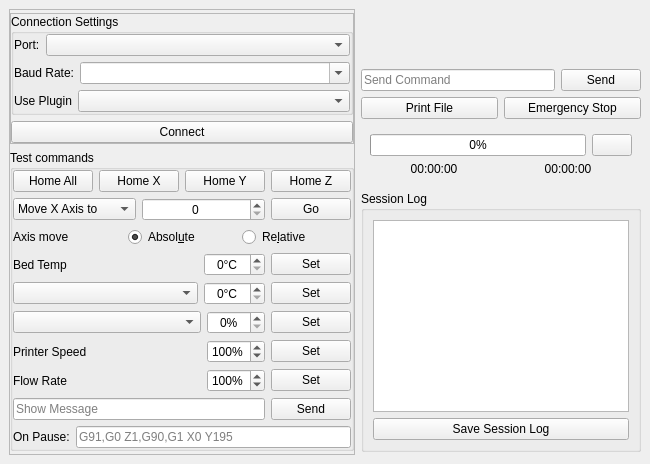
Old version of the form testclient/mainwindow.ui in the repository KDE/atcore.
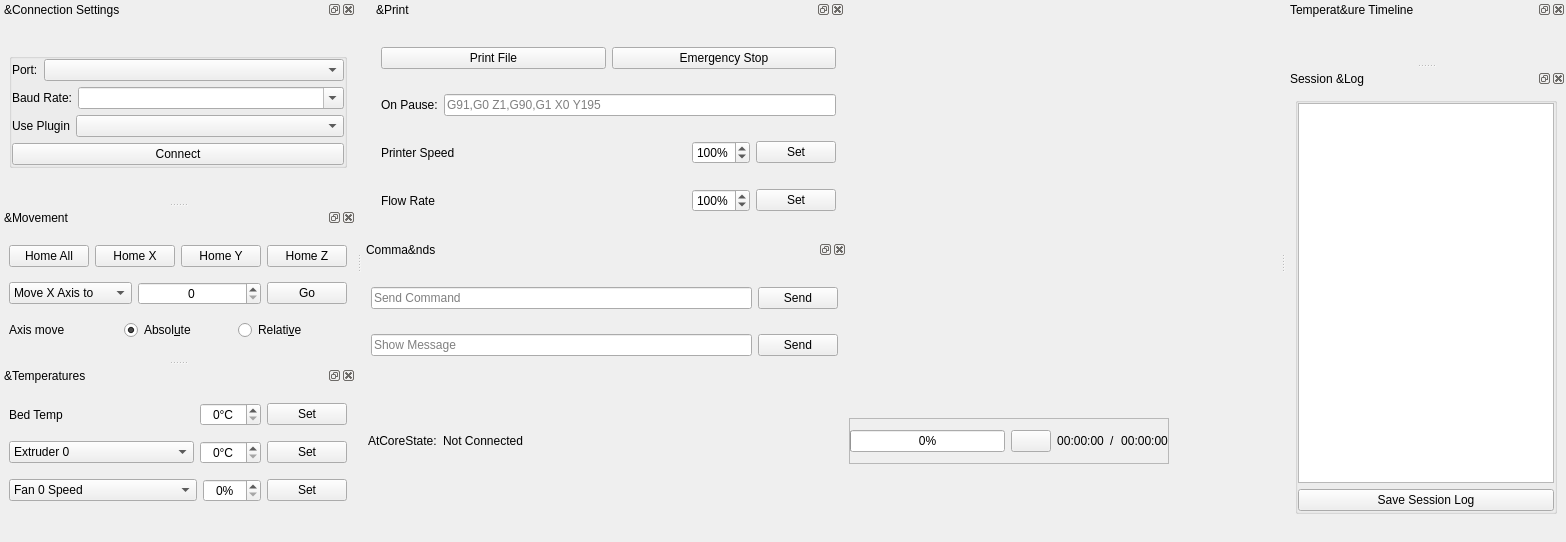
New version of the form. Icons and pictures are not drawn. Custom widgets are drawn as their Qt base class.

Commit message: Dock based interface, Create a status bar.

Diff of the .ui file:
```diff
--- a/testclient/mainwindow.ui
+++ b/testclient/mainwindow.ui
@@ -6,19 +6,76 @@
    <rect>
     <x>0</x>
     <y>0</y>
-    <width>0</width>
-    <height>0</height>
+    <width>1566</width>
+    <height>542</height>
    </rect>
   </property>
   <property name="windowTitle">
    <string>AtCore - KDE 3D Printing Test Client</string>
   </property>
   <widget class="QWidget" name="centralwidget">
+   <widget class="QWidget" name="statusBarWidget" native="true">
+    <property name="geometry">
+     <rect>
+      <x>6</x>
+      <y>418</y>
+      <width>801</width>
+      <height>46</height>
+     </rect>
+    </property>
+    <property name="sizePolicy">
+     <sizepolicy hsizetype="Expanding" vsizetype="Fixed">
+      <horstretch>100</horstretch>
+      <verstretch>0</verstretch>
+     </sizepolicy>
+    </property>
    <layout class="QHBoxLayout" name="horizontalLayout_2">
+     <property name="leftMargin">
+      <number>0</number>
+     </property>
+     <property name="topMargin">
+      <number>0</number>
+     </property>
+     <property name="rightMargin">
+      <number>0</number>
+     </property>
+     <property name="bottomMargin">
+      <number>0</number>
+     </property>
     <item>
-     <widget class="QFrame" name="frame_2">
+      <widget class="QLabel" name="label_9">
+       <property name="text">
+        <string>AtCoreState:</string>
+       </property>
+      </widget>
+     </item>
+     <item>
+      <widget class="QLabel" name="lblState">
+       <property name="text">
+        <string>Not Connected</string>
+       </property>
+      </widget>
+     </item>
+     <item>
+      <spacer name="horizontalSpacer">
+       <property name="orientation">
+        <enum>Qt::Horizontal</enum>
+       </property>
+       <property name="sizeType">
+        <enum>QSizePolicy::Expanding</enum>
+       </property>
+       <property name="sizeHint" stdset="0">
+        <size>
+         <width>40</width>
+         <height>20</height>
+        </size>
+       </property>
+      </spacer>
+     </item>
+     <item>
+      <widget class="QFrame" name="printLayout">
       <property name="sizePolicy">
-       <sizepolicy hsizetype="Maximum" vsizetype="Preferred">
+        <sizepolicy hsizetype="Expanding" vsizetype="Preferred">
         <horstretch>0</horstretch>
         <verstretch>0</verstretch>
        </sizepolicy>
@@ -29,52 +86,356 @@
       <property name="frameShadow">
        <enum>QFrame::Raised</enum>
       </property>
+       <layout class="QHBoxLayout" name="horizontalLayout_16">
+        <property name="leftMargin">
+         <number>0</number>
+        </property>
+        <property name="topMargin">
+         <number>0</number>
+        </property>
+        <property name="rightMargin">
+         <number>0</number>
+        </property>
+        <property name="bottomMargin">
+         <number>0</number>
+        </property>
+        <item>
+         <widget class="QProgressBar" name="printingProgress">
+          <property name="enabled">
+           <bool>true</bool>
+          </property>
+          <property name="value">
+           <number>0</number>
+          </property>
+         </widget>
+        </item>
+        <item>
+         <widget class="QPushButton" name="stopPB">
+          <property name="toolTip">
+           <string>Stop Print Job</string>
+          </property>
+          <property name="text">
+           <string/>
+          </property>
+          <property name="icon">
+           <iconset theme="process-stop">
+            <normaloff>.</normaloff>.</iconset>
+          </property>
+         </widget>
+        </item>
+        <item>
+         <widget class="QLabel" name="time">
+          <property name="toolTip">
+           <string>&lt;html&gt;&lt;head/&gt;&lt;body&gt;&lt;p&gt;Elapsed Time&lt;/p&gt;&lt;/body&gt;&lt;/html&gt;</string>
+          </property>
+          <property name="text">
+           <string>00:00:00</string>
+          </property>
+          <property name="alignment">
+           <set>Qt::AlignCenter</set>
+          </property>
+         </widget>
+        </item>
+        <item>
+         <widget class="QLabel" name="label_10">
+          <property name="text">
+           <string>/</string>
+          </property>
+         </widget>
+        </item>
+        <item>
+         <widget class="QLabel" name="timeLeft">
+          <property name="toolTip">
+           <string>&lt;html&gt;&lt;head/&gt;&lt;body&gt;&lt;p&gt;Remaining Time&lt;/p&gt;&lt;/body&gt;&lt;/html&gt;</string>
+          </property>
+          <property name="text">
+           <string>00:00:00</string>
+          </property>
+          <property name="alignment">
+           <set>Qt::AlignCenter</set>
+          </property>
+         </widget>
+        </item>
+       </layout>
+      </widget>
+     </item>
+    </layout>
+   </widget>
+   <widget class="QDockWidget" name="printDock">
+    <property name="geometry">
+     <rect>
+      <x>10</x>
+      <y>0</y>
+      <width>473</width>
+      <height>243</height>
+     </rect>
+    </property>
+    <property name="minimumSize">
+     <size>
+      <width>0</width>
+      <height>0</height>
+     </size>
+    </property>
+    <property name="windowTitle">
+     <string>&amp;Print</string>
+    </property>
+    <widget class="QWidget" name="dockWidgetContents_7">
+     <layout class="QVBoxLayout" name="verticalLayout_10">
+      <item>
+       <layout class="QHBoxLayout" name="horizontalLayout_10">
+        <item>
+         <widget class="QPushButton" name="printPB">
+          <property name="text">
+           <string>Print File</string>
+          </property>
+         </widget>
+        </item>
+        <item>
+         <widget class="QPushButton" name="emergencyStopPB">
+          <property name="sizePolicy">
+           <sizepolicy hsizetype="Preferred" vsizetype="Fixed">
+            <horstretch>0</horstretch>
+            <verstretch>0</verstretch>
+           </sizepolicy>
+          </property>
+          <property name="text">
+           <string>Emergency Stop</string>
+          </property>
+         </widget>
+        </item>
+       </layout>
+      </item>
+      <item>
+       <layout class="QHBoxLayout" name="horizontalLayout_15">
+        <item>
+         <widget class="QLabel" name="label_8">
+          <property name="text">
+           <string>On Pause:</string>
+          </property>
+         </widget>
+        </item>
+        <item>
+         <widget class="QLineEdit" name="postPauseLE">
+          <property name="placeholderText">
+           <string>G91,G0 Z1,G90,G1 X0 Y195</string>
+          </property>
+         </widget>
+        </item>
+       </layout>
+      </item>
+      <item>
+       <layout class="QHBoxLayout" name="horizontalLayout_12">
+        <item>
+         <widget class="QLabel" name="label_6">
+          <property name="sizePolicy">
+           <sizepolicy hsizetype="Expanding" vsizetype="Preferred">
+            <horstretch>0</horstretch>
+            <verstretch>0</verstretch>
+           </sizepolicy>
+          </property>
+          <property name="text">
+           <string>Printer Speed</string>
+          </property>
+         </widget>
+        </item>
+        <item>
+         <widget class="QSpinBox" name="printerSpeedSB">
+          <property name="suffix">
+           <string notr="true">%</string>
+          </property>
+          <property name="prefix">
+           <string/>
+          </property>
+          <property name="maximum">
+           <number>300</number>
+          </property>
+          <property name="value">
+           <number>100</number>
+          </property>
+         </widget>
+        </item>
+        <item>
+         <widget class="QPushButton" name="printerSpeedPB">
+          <property name="sizePolicy">
+           <sizepolicy hsizetype="Fixed" vsizetype="Fixed">
+            <horstretch>0</horstretch>
+            <verstretch>0</verstretch>
+           </sizepolicy>
+          </property>
+          <property name="text">
+           <string>Set</string>
+          </property>
+         </widget>
+        </item>
+       </layout>
+      </item>
+      <item>
+       <layout class="QHBoxLayout" name="horizontalLayout_13">
+        <item>
+         <widget class="QLabel" name="label_7">
+          <property name="sizePolicy">
+           <sizepolicy hsizetype="Expanding" vsizetype="Preferred">
+            <horstretch>0</horstretch>
+            <verstretch>0</verstretch>
+           </sizepolicy>
+          </property>
+          <property name="text">
+           <string>Flow Rate</string>
+          </property>
+         </widget>
+        </item>
+        <item>
+         <widget class="QSpinBox" name="flowRateSB">
+          <property name="suffix">
+           <string>%</string>
+          </property>
+          <property name="maximum">
+           <number>300</number>
+          </property>
+          <property name="value">
+           <number>100</number>
+          </property>
+         </widget>
+        </item>
+        <item>
+         <widget class="QPushButton" name="flowRatePB">
+          <property name="sizePolicy">
+           <sizepolicy hsizetype="Fixed" vsizetype="Fixed">
+            <horstretch>0</horstretch>
+            <verstretch>0</verstretch>
+           </sizepolicy>
+          </property>
+          <property name="text">
+           <string>Set</string>
+          </property>
+         </widget>
+        </item>
+       </layout>
+      </item>
+     </layout>
+    </widget>
+   </widget>
+   <widget class="QDockWidget" name="commandDock">
+    <property name="geometry">
+     <rect>
+      <x>0</x>
+      <y>240</y>
+      <width>485</width>
+      <height>146</height>
+     </rect>
+    </property>
+    <property name="minimumSize">
+     <size>
+      <width>0</width>
+      <height>0</height>
+     </size>
+    </property>
+    <property name="windowTitle">
+     <string>Comma&amp;nds</string>
+    </property>
+    <widget class="QWidget" name="dockWidgetContents">
       <layout class="QVBoxLayout" name="verticalLayout">
-       <property name="leftMargin">
-        <number>0</number>
-       </property>
-       <property name="topMargin">
-        <number>3</number>
-       </property>
-       <property name="rightMargin">
-        <number>0</number>
-       </property>
-       <property name="bottomMargin">
-        <number>3</number>
-       </property>
+      <item>
+       <layout class="QHBoxLayout" name="horizontalLayout">
+        <item>
+         <widget class="QLineEdit" name="commandLE">
+          <property name="placeholderText">
+           <string>Send Command</string>
+          </property>
+         </widget>
+        </item>
+        <item>
+         <widget class="QPushButton" name="sendPB">
+          <property name="text">
+           <string>Send</string>
+          </property>
+         </widget>
+        </item>
+       </layout>
+      </item>
+      <item>
+       <layout class="QHBoxLayout" name="horizontalLayout_17">
+        <item>
+         <widget class="QLineEdit" name="messageLE">
+          <property name="placeholderText">
+           <string>Show Message</string>
+          </property>
+         </widget>
+        </item>
+        <item>
+         <widget class="QPushButton" name="showMessagePB">
+          <property name="text">
+           <string>Send</string>
+          </property>
+         </widget>
+        </item>
+       </layout>
+      </item>
+     </layout>
+    </widget>
+   </widget>
+  </widget>
+  <widget class="QDockWidget" name="tempTimelineDock">
+   <property name="minimumSize">
+    <size>
+     <width>0</width>
+     <height>0</height>
+    </size>
+   </property>
+   <property name="windowTitle">
+    <string>Temperat&amp;ure Timeline</string>
+   </property>
+   <attribute name="dockWidgetArea">
+    <number>2</number>
+   </attribute>
+   <widget class="QWidget" name="dockWidgetContents_2">
+    <layout class="QVBoxLayout" name="verticalLayout_5">
        <item>
-        <widget class="QFrame" name="frame">
+      <widget class="PlotWidget" name="plotWidget" native="true">
          <property name="sizePolicy">
-          <sizepolicy hsizetype="Preferred" vsizetype="Preferred">
+        <sizepolicy hsizetype="Expanding" vsizetype="Expanding">
            <horstretch>0</horstretch>
            <verstretch>0</verstretch>
           </sizepolicy>
          </property>
-         <property name="frameShape">
-          <enum>QFrame::StyledPanel</enum>
-         </property>
-         <property name="frameShadow">
-          <enum>QFrame::Raised</enum>
-         </property>
-         <layout class="QVBoxLayout" name="verticalLayout_2">
-          <property name="leftMargin">
-           <number>0</number>
-          </property>
-          <property name="topMargin">
-           <number>0</number>
-          </property>
-          <property name="rightMargin">
-           <number>0</number>
-          </property>
-          <property name="bottomMargin">
-           <number>0</number>
-          </property>
-          <item>
-           <widget class="QGroupBox" name="groupBox_2">
-            <property name="title">
-             <string>Connection Settings</string>
-            </property>
+       <property name="minimumSize">
+        <size>
+         <width>0</width>
+         <height>0</height>
+        </size>
+       </property>
+      </widget>
+     </item>
+    </layout>
+   </widget>
+  </widget>
+  <widget class="QDockWidget" name="connectDock">
+   <property name="minimumSize">
+    <size>
+     <width>0</width>
+     <height>0</height>
+    </size>
+   </property>
+   <property name="windowTitle">
+    <string>&amp;Connection Settings</string>
+   </property>
+   <attribute name="dockWidgetArea">
+    <number>1</number>
+   </attribute>
+   <widget class="QWidget" name="dockWidgetContents_3">
             <layout class="QVBoxLayout" name="verticalLayout_6">
+     <item>
+      <widget class="QGroupBox" name="groupBox_2">
+       <property name="sizePolicy">
+        <sizepolicy hsizetype="Preferred" vsizetype="Fixed">
+         <horstretch>0</horstretch>
+         <verstretch>0</verstretch>
+        </sizepolicy>
+       </property>
+       <property name="title">
+        <string/>
+       </property>
+       <layout class="QVBoxLayout" name="verticalLayout_9">
              <property name="leftMargin">
               <number>0</number>
              </property>
@@ -152,9 +513,6 @@
                </item>
               </layout>
              </item>
-            </layout>
-           </widget>
-          </item>
           <item>
            <widget class="QPushButton" name="connectPB">
             <property name="sizePolicy">
@@ -171,12 +529,36 @@
          </layout>
         </widget>
        </item>
+    </layout>
+   </widget>
+  </widget>
+  <widget class="QDockWidget" name="logDock">
+   <property name="minimumSize">
+    <size>
+     <width>0</width>
+     <height>0</height>
+    </size>
+   </property>
+   <property name="windowTitle">
+    <string>Session &amp;Log</string>
+   </property>
+   <attribute name="dockWidgetArea">
+    <number>2</number>
+   </attribute>
+   <widget class="QWidget" name="dockWidgetContents_4">
+    <layout class="QVBoxLayout" name="verticalLayout_8">
        <item>
-        <widget class="QGroupBox" name="kpsGroup">
+      <widget class="QGroupBox" name="groupBox">
+       <property name="sizePolicy">
+        <sizepolicy hsizetype="Expanding" vsizetype="Expanding">
+         <horstretch>0</horstretch>
+         <verstretch>0</verstretch>
+        </sizepolicy>
+       </property>
          <property name="title">
-          <string>Test commands</string>
-         </property>
-         <layout class="QVBoxLayout" name="verticalLayout_3">
+        <string/>
+       </property>
+       <layout class="QVBoxLayout" name="verticalLayout_4">
           <property name="leftMargin">
            <number>0</number>
           </property>
@@ -189,6 +571,65 @@
           <property name="bottomMargin">
            <number>0</number>
           </property>
+        <item>
+         <widget class="QPlainTextEdit" name="logTE">
+          <property name="enabled">
+           <bool>true</bool>
+          </property>
+          <property name="sizePolicy">
+           <sizepolicy hsizetype="Expanding" vsizetype="Expanding">
+            <horstretch>0</horstretch>
+            <verstretch>0</verstretch>
+           </sizepolicy>
+          </property>
+          <property name="readOnly">
+           <bool>true</bool>
+          </property>
+          <property name="maximumBlockCount">
+           <number>1000</number>
+          </property>
+         </widget>
+        </item>
+        <item>
+         <widget class="QPushButton" name="saveLogPB">
+          <property name="text">
+           <string>Save Session Log</string>
+          </property>
+          <property name="icon">
+           <iconset theme="document-save">
+            <normaloff>.</normaloff>.</iconset>
+          </property>
+         </widget>
+        </item>
+       </layout>
+      </widget>
+     </item>
+    </layout>
+   </widget>
+  </widget>
+  <widget class="QStatusBar" name="statusBar">
+   <property name="contextMenuPolicy">
+    <enum>Qt::NoContextMenu</enum>
+   </property>
+   <property name="sizeGripEnabled">
+    <bool>false</bool>
+   </property>
+  </widget>
+  <widget class="QDockWidget" name="moveDock">
+   <property name="minimumSize">
+    <size>
+     <width>0</width>
+     <height>0</height>
+    </size>
+   </property>
+   <property name="windowTitle">
+    <string>&amp;Movement</string>
+   </property>
+   <attribute name="dockWidgetArea">
+    <number>1</number>
+   </attribute>
+   <widget class="QWidget" name="dockWidgetContents_5">
+    <layout class="QVBoxLayout" name="verticalLayout_2">
           <item>
            <layout class="QHBoxLayout" name="horizontalLayout_3">
             <item>
@@ -316,12 +757,30 @@
             <item>
              <widget class="QRadioButton" name="relativeRB">
               <property name="text">
-               <string>Re&amp;lative</string>
+          <string>Relati&amp;ve</string>
               </property>
              </widget>
             </item>
            </layout>
           </item>
+    </layout>
+   </widget>
+  </widget>
+  <widget class="QDockWidget" name="tempControlsDock">
+   <property name="minimumSize">
+    <size>
+     <width>0</width>
+     <height>0</height>
+    </size>
+   </property>
+   <property name="windowTitle">
+    <string>&amp;Temperatures</string>
+   </property>
+   <attribute name="dockWidgetArea">
+    <number>1</number>
+   </attribute>
+   <widget class="QWidget" name="dockWidgetContents_6">
+    <layout class="QVBoxLayout" name="verticalLayout_7">
           <item>
            <layout class="QHBoxLayout" name="horizontalLayout_4">
             <item>
@@ -372,6 +831,16 @@
                 <verstretch>0</verstretch>
                </sizepolicy>
               </property>
+         <item>
+          <property name="text">
+           <string>Extruder 0</string>
+          </property>
+         </item>
+         <item>
+          <property name="text">
+           <string>Extruder 1</string>
+          </property>
+         </item>
              </widget>
             </item>
             <item>
@@ -409,6 +878,26 @@
                 <verstretch>0</verstretch>
                </sizepolicy>
               </property>
+         <item>
+          <property name="text">
+           <string>Fan 0 Speed</string>
+          </property>
+         </item>
+         <item>
+          <property name="text">
+           <string>Fan 1 Speed</string>
+          </property>
+         </item>
+         <item>
+          <property name="text">
+           <string>Fan 2 Speed</string>
+          </property>
+         </item>
+         <item>
+          <property name="text">
+           <string>Fan 3 Speed</string>
+          </property>
+         </item>
              </widget>
             </item>
             <item>
@@ -439,312 +928,56 @@
             </item>
            </layout>
           </item>
-          <item>
-           <layout class="QHBoxLayout" name="horizontalLayout_12">
-            <item>
-             <widget class="QLabel" name="label_6">
-              <property name="sizePolicy">
-               <sizepolicy hsizetype="Expanding" vsizetype="Preferred">
-                <horstretch>0</horstretch>
-                <verstretch>0</verstretch>
-               </sizepolicy>
-              </property>
-              <property name="text">
-               <string>Printer Speed</string>
-              </property>
-             </widget>
-            </item>
-            <item>
-             <widget class="QSpinBox" name="printerSpeedSB">
-              <property name="suffix">
-               <string notr="true">%</string>
-              </property>
-              <property name="prefix">
-               <string/>
-              </property>
-              <property name="maximum">
-               <number>300</number>
-              </property>
-              <property name="value">
-               <number>100</number>
-              </property>
-             </widget>
-            </item>
-            <item>
-             <widget class="QPushButton" name="printerSpeedPB">
-              <property name="sizePolicy">
-               <sizepolicy hsizetype="Fixed" vsizetype="Fixed">
-                <horstretch>0</horstretch>
-                <verstretch>0</verstretch>
-               </sizepolicy>
-              </property>
-              <property name="text">
-               <string>Set</string>
-              </property>
-             </widget>
-            </item>
-           </layout>
-          </item>
-          <item>
-           <layout class="QHBoxLayout" name="horizontalLayout_13">
-            <item>
-             <widget class="QLabel" name="label_7">
-              <property name="sizePolicy">
-               <sizepolicy hsizetype="Expanding" vsizetype="Preferred">
-                <horstretch>0</horstretch>
-                <verstretch>0</verstretch>
-               </sizepolicy>
-              </property>
-              <property name="text">
-               <string>Flow Rate</string>
-              </property>
-             </widget>
-            </item>
-            <item>
-             <widget class="QSpinBox" name="flowRateSB">
-              <property name="suffix">
-               <string>%</string>
-              </property>
-              <property name="maximum">
-               <number>300</number>
-              </property>
-              <property name="value">
-               <number>100</number>
-              </property>
-             </widget>
-            </item>
-            <item>
-             <widget class="QPushButton" name="flowRatePB">
-              <property name="sizePolicy">
-               <sizepolicy hsizetype="Fixed" vsizetype="Fixed">
-                <horstretch>0</horstretch>
-                <verstretch>0</verstretch>
-               </sizepolicy>
+    </layout>
+   </widget>
+  </widget>
+  <action name="actionConnection_Settings">
+   <property name="checkable">
+    <bool>true</bool>
               </property>
               <property name="text">
-               <string>Set</string>
-              </property>
-             </widget>
-            </item>
-           </layout>
-          </item>
-          <item>
-           <layout class="QHBoxLayout" name="horizontalLayout_17">
-            <item>
-             <widget class="QLineEdit" name="messageLE">
-              <property name="placeholderText">
-               <string>Show Message</string>
-              </property>
-             </widget>
-            </item>
-            <item>
-             <widget class="QPushButton" name="showMessagePB">
+    <string>&amp;Connection Settings</string>
+   </property>
+  </action>
+  <action name="actionTest_Commands">
+   <property name="checkable">
+    <bool>true</bool>
+   </property>
               <property name="text">
-               <string>Send</string>
-              </property>
-             </widget>
-            </item>
-           </layout>
-          </item>
-          <item>
-           <layout class="QHBoxLayout" name="horizontalLayout_15">
-            <item>
-             <widget class="QLabel" name="label_8">
-              <property name="text">
-               <string>On Pause:</string>
-              </property>
-             </widget>
-            </item>
-            <item>
-             <widget class="QLineEdit" name="postPauseLE">
-              <property name="placeholderText">
-               <string>G91,G0 Z1,G90,G1 X0 Y195</string>
-              </property>
-             </widget>
-            </item>
-           </layout>
-          </item>
-         </layout>
-        </widget>
-       </item>
-      </layout>
-     </widget>
-    </item>
-    <item>
-     <widget class="QFrame" name="frame_r">
-      <layout class="QVBoxLayout" name="verticalLayout_5">
-       <property name="leftMargin">
-        <number>0</number>
-       </property>
-       <property name="topMargin">
-        <number>3</number>
-       </property>
-       <property name="rightMargin">
-        <number>0</number>
-       </property>
-       <property name="bottomMargin">
-        <number>3</number>
-       </property>
-       <item>
-        <widget class="PlotWidget" name="plotWidget" native="true">
-         <property name="sizePolicy">
-          <sizepolicy hsizetype="Expanding" vsizetype="Expanding">
-           <horstretch>0</horstretch>
-           <verstretch>0</verstretch>
-          </sizepolicy>
-         </property>
-         <property name="minimumSize">
-          <size>
-           <width>0</width>
-           <height>0</height>
-          </size>
-         </property>
-        </widget>
-       </item>
-       <item>
-        <layout class="QHBoxLayout" name="horizontalLayout">
-         <item>
-          <widget class="QLineEdit" name="commandLE">
-           <property name="placeholderText">
-            <string>Send Command</string>
-           </property>
-          </widget>
-         </item>
-         <item>
-          <widget class="QPushButton" name="sendPB">
+    <string>Ma&amp;nual</string>
+   </property>
+  </action>
+  <action name="actionSession_Log">
+   <property name="checkable">
+    <bool>true</bool>
+   </property>
            <property name="text">
-            <string>Send</string>
-           </property>
-          </widget>
-         </item>
-        </layout>
-       </item>
-       <item>
-        <layout class="QHBoxLayout" name="horizontalLayout_10">
-         <item>
-          <widget class="QPushButton" name="printPB">
-           <property name="text">
-            <string>Print File</string>
-           </property>
-          </widget>
-         </item>
-         <item>
-          <widget class="QPushButton" name="emergencyStopPB">
-           <property name="sizePolicy">
-            <sizepolicy hsizetype="Preferred" vsizetype="Fixed">
-             <horstretch>0</horstretch>
-             <verstretch>0</verstretch>
-            </sizepolicy>
-           </property>
-           <property name="text">
-            <string>Emergency Stop</string>
-           </property>
-          </widget>
-         </item>
-        </layout>
-       </item>
-       <item>
-        <widget class="QWidget" name="printLayout" native="true">
-         <layout class="QVBoxLayout" name="verticalLayout_7">
-          <item>
-           <layout class="QHBoxLayout" name="horizontalLayout_19">
-            <item>
-             <widget class="QProgressBar" name="printingProgress">
-              <property name="enabled">
+    <string>&amp;Session Log</string>
+   </property>
+  </action>
+  <action name="actionTemperature">
+   <property name="checkable">
                <bool>true</bool>
               </property>
-              <property name="value">
-               <number>0</number>
-              </property>
-             </widget>
-            </item>
-            <item>
-             <widget class="QPushButton" name="stopPB">
-              <property name="toolTip">
-               <string>Stop Print Job</string>
-              </property>
               <property name="text">
-               <string/>
-              </property>
-              <property name="icon">
-               <iconset theme="process-stop">
-                <normaloff>.</normaloff>.</iconset>
-              </property>
-             </widget>
-            </item>
-           </layout>
-          </item>
-          <item>
-           <layout class="QHBoxLayout" name="horizontalLayout_18">
-            <item>
-             <widget class="QLabel" name="time">
+    <string>T&amp;emperature Plot</string>
+   </property>
+  </action>
+  <action name="actionMovement">
               <property name="text">
-               <string>00:00:00</string>
-              </property>
-              <property name="alignment">
-               <set>Qt::AlignCenter</set>
-              </property>
-             </widget>
-            </item>
-            <item>
-             <widget class="QLabel" name="timeLeft">
+    <string>&amp;Movement</string>
+   </property>
+  </action>
+  <action name="actionPrint">
               <property name="text">
-               <string>00:00:00</string>
-              </property>
-              <property name="alignment">
-               <set>Qt::AlignCenter</set>
-              </property>
-             </widget>
-            </item>
-           </layout>
-          </item>
-         </layout>
-        </widget>
-       </item>
-       <item>
-        <widget class="QGroupBox" name="groupBox">
-         <property name="title">
-          <string>Session Log</string>
-         </property>
-         <layout class="QVBoxLayout" name="verticalLayout_4">
-          <item>
-           <widget class="QPlainTextEdit" name="logTE">
-            <property name="enabled">
-             <bool>true</bool>
-            </property>
-            <property name="sizePolicy">
-             <sizepolicy hsizetype="Expanding" vsizetype="Expanding">
-              <horstretch>0</horstretch>
-              <verstretch>0</verstretch>
-             </sizepolicy>
-            </property>
-            <property name="readOnly">
-             <bool>true</bool>
-            </property>
-            <property name="maximumBlockCount">
-             <number>1000</number>
-            </property>
-           </widget>
-          </item>
-          <item>
-           <widget class="QPushButton" name="saveLogPB">
+    <string>&amp;Print</string>
+   </property>
+  </action>
+  <action name="actionTemps">
             <property name="text">
-             <string>Save Session Log</string>
-            </property>
-            <property name="icon">
-             <iconset theme="document-save">
-              <normaloff>.</normaloff>.</iconset>
-            </property>
-           </widget>
-          </item>
-         </layout>
-        </widget>
-       </item>
-      </layout>
-     </widget>
-    </item>
-   </layout>
-  </widget>
+    <string>&amp;Temperatures</string>
+   </property>
+  </action>
  </widget>
  <customwidgets>
   <customwidget>
```
Lines whose indentation alone changed are shown as unchanged. The commit also changes 2 other files.
